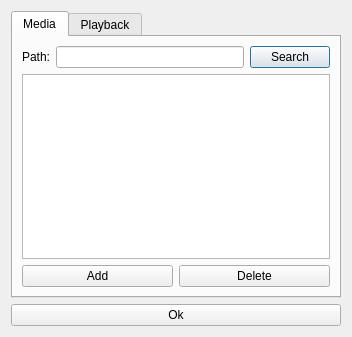
First picture: the form in settings.ui, repository xxfischixx2/TXmp, before the edit.
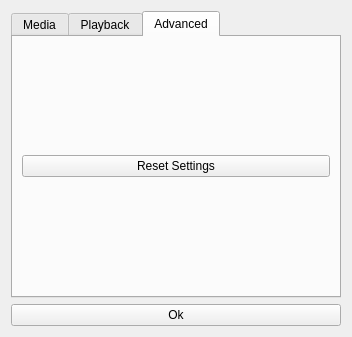
Second picture: the form after the edit. The open tabs and pages were chosen to show the change. Icons and pictures are not drawn.

Commit message: added search bar and settings reset button

```diff
--- a/settings.ui
+++ b/settings.ui
@@ -182,6 +182,20 @@
        </item>
       </layout>
      </widget>
+     <widget class="QWidget" name="advanced">
+      <attribute name="title">
+       <string>Advanced</string>
+      </attribute>
+      <layout class="QHBoxLayout" name="horizontalLayout_5">
+       <item>
+        <widget class="QPushButton" name="reset">
+         <property name="text">
+          <string>Reset Settings</string>
+         </property>
+        </widget>
+       </item>
+      </layout>
+     </widget>
     </widget>
    </item>
    <item>
```
The commit also changes 6 other files.
